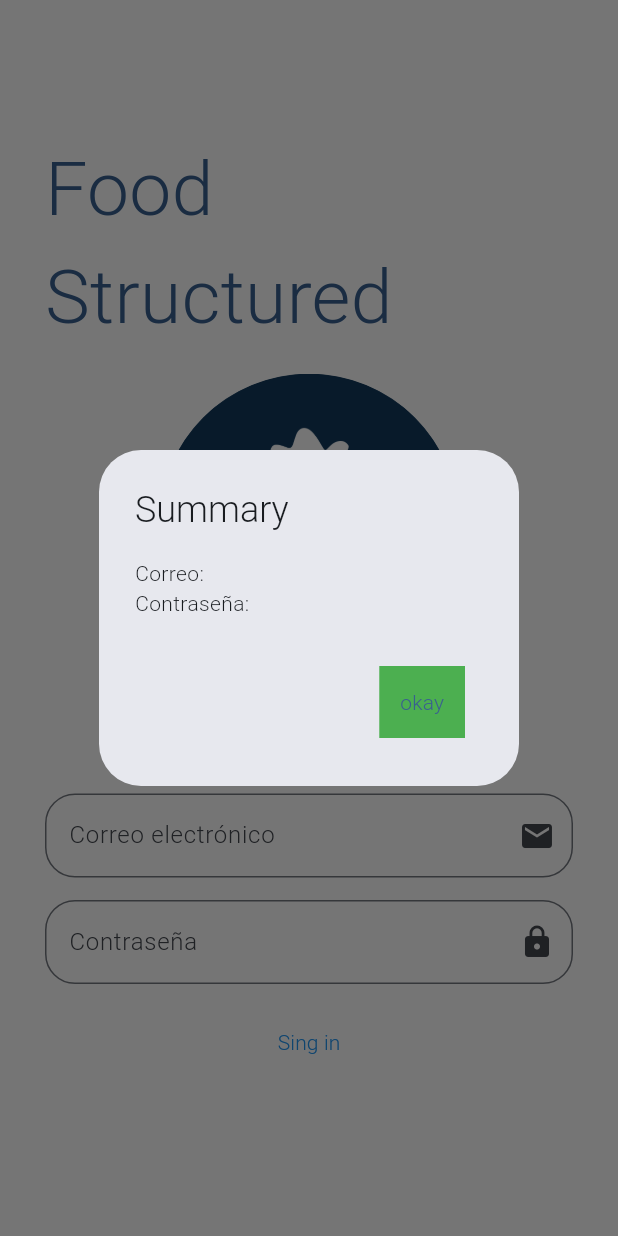
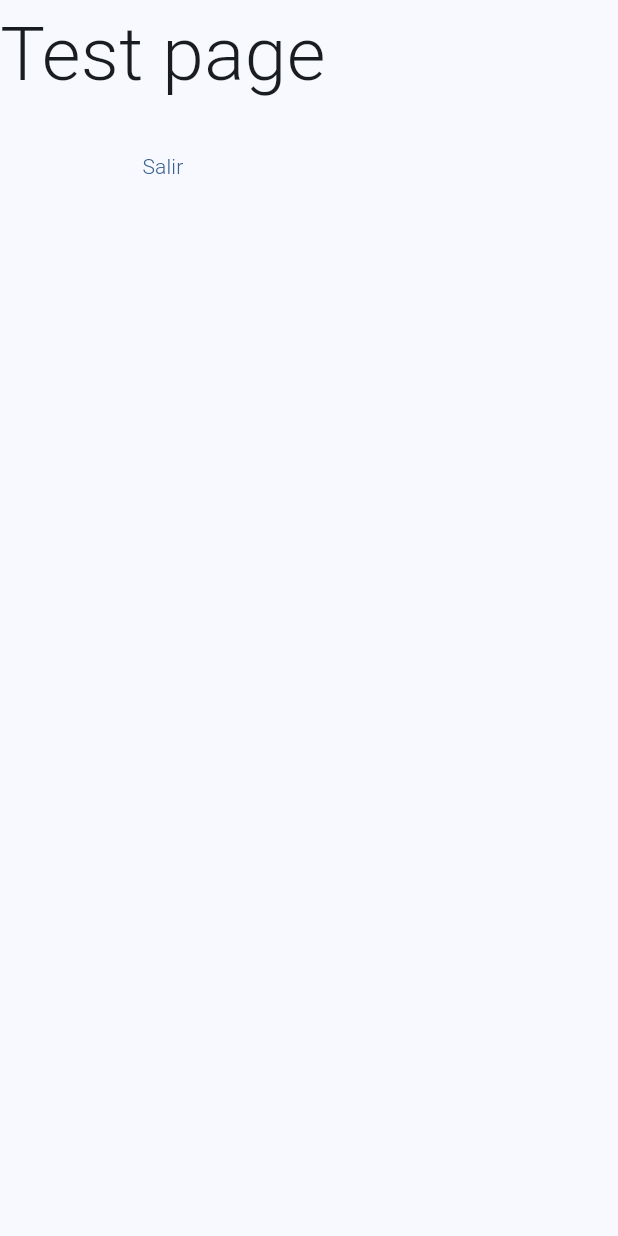
Before and after one commit to MovilesBogarin/base_project, a Flutter app: the screen it shows after launch, after a tap on "Sing in", on a phone screen of 412 x 824 dp. Run offline on Flutter 3.47's test engine with Material 2 defaults, Android fonts, the phone set to English and light mode, and no system bars; our stand-ins replace go_router.

Commit message:
add routing

```diff
--- a/lib/main.dart
+++ b/lib/main.dart
@@ -1,7 +1,6 @@
 import 'package:flutter/material.dart';
 import './config/theme/app_theme.dart';
-import 'presentation/screens/login_page.dart';
-// import 'package:base_project/presentation/screens/simple_page.dart';
+import './presentation/router/router.dart';
 
 void main() => runApp(const MyApp());
 
@@ -10,11 +9,11 @@ class MyApp extends StatelessWidget {
 
   @override
   Widget build(BuildContext context) {
-    return MaterialApp(
+    return MaterialApp.router(
       debugShowCheckedModeBanner: false,
       title: 'Food Structured',
-      home: const LoginPage(),
       theme: AppTheme().theme(),
+      routerConfig: router,
     );
   }
 }
--- /dev/null
+++ b/lib/presentation/router/router.dart
@@ -0,0 +1,21 @@
+import 'package:flutter/material.dart';
+import 'package:go_router/go_router.dart';
+import '../screens/index.dart';
+
+final GoRouter router = GoRouter(
+  initialLocation: '/login',
+  routes: <RouteBase>[
+    GoRoute(
+      path: '/login',
+      builder: (BuildContext context, GoRouterState state) {
+        return const LoginPage();
+      },
+    ),
+    GoRoute(
+      path: '/test',
+      builder: (BuildContext context, GoRouterState state) {
+        return const Test();
+      },
+    ),
+  ],
+);
--- /dev/null
+++ b/lib/presentation/screens/index.dart
@@ -0,0 +1,2 @@
+export 'login_page.dart';
+export 'test.dart';
--- a/lib/presentation/screens/login_page.dart
+++ b/lib/presentation/screens/login_page.dart
@@ -1,5 +1,6 @@
 import 'package:base_project/presentation/widgets/input_text_box.dart';
 import 'package:flutter/material.dart';
+import 'package:go_router/go_router.dart';
 
 class LoginPage extends StatefulWidget {
   const LoginPage({super.key});
@@ -31,7 +32,7 @@ class _LoginPageState extends State<LoginPage> {
           Column(
             mainAxisAlignment: MainAxisAlignment.center,
             children: [
-              Text('Food Structured', style: TextStyle(fontFamily: 'Roboto', fontSize: 50.0, color: colors.primary)),
+              Text('Food Structured', style: TextStyle(fontFamily: 'Roboto', fontSize: 40.0, color: colors.primary)),
               const SizedBox(height: 15.0),
               const CircleAvatar(
                 radius: 100.0,
@@ -58,28 +59,9 @@ class _LoginPageState extends State<LoginPage> {
               SizedBox(
                 child: TextButton(
                   style: ButtonStyle(
-                      foregroundColor:
-                          MaterialStateProperty.all<Color>(Colors.blue)),
+                    foregroundColor: MaterialStateProperty.all<Color>(Colors.blue)),
                   onPressed: () {
-                    showDialog(
-                      context: context,
-                      builder: (ctx) => AlertDialog(
-                        title: const Text('Summary'),
-                        content: Text('Correo: ${emailController.text} \nContraseña: ${passwordController.text}'),
-                        actions: <Widget>[
-                          TextButton(
-                            onPressed: () {
-                              Navigator.of(ctx).pop();
-                            },
-                            child: Container(
-                              color: Colors.green,
-                              padding: const EdgeInsets.all(14),
-                              child: const Text('okay'),
-                            ),
-                          ),
-                        ],
-                      ),
-                    );
+                    context.go('/test');
                   },
                   child: const Text('Sing in'),
                 ),
--- /dev/null
+++ b/lib/presentation/screens/test.dart
@@ -0,0 +1,31 @@
+import 'package:flutter/material.dart';
+import 'package:go_router/go_router.dart';
+
+class Test extends StatelessWidget {
+  const Test({super.key});
+
+  @override
+  Widget build(BuildContext context) {
+    return Scaffold(
+      body: SafeArea(
+        child: Column(
+          children: [
+            const Text('Test page',
+              style: TextStyle(
+                fontFamily: 'Roboto',
+                fontSize: 50.0,
+              ),
+            ),
+            const SizedBox(height: 15.0),
+            TextButton(
+              onPressed: () {
+                context.go('/login');
+              },
+              child: const Text('Salir')
+            ),
+          ],
+        ),
+      ),
+    );
+  }
+}
--- a/lib/presentation/widgets/input_text_box.dart
+++ b/lib/presentation/widgets/input_text_box.dart
@@ -13,8 +13,6 @@ class InputTextBox extends StatelessWidget {
     return TextField(
       controller: controller,
       enableInteractiveSelection: false,
-      textCapitalization: TextCapitalization.characters,
-      autofocus: true,
       obscureText: hideText,
       decoration: InputDecoration(
         hintText: hint,
```
Also changed, not shown: lib/presentation/widgets/alert_dialog.dart (deleted).
